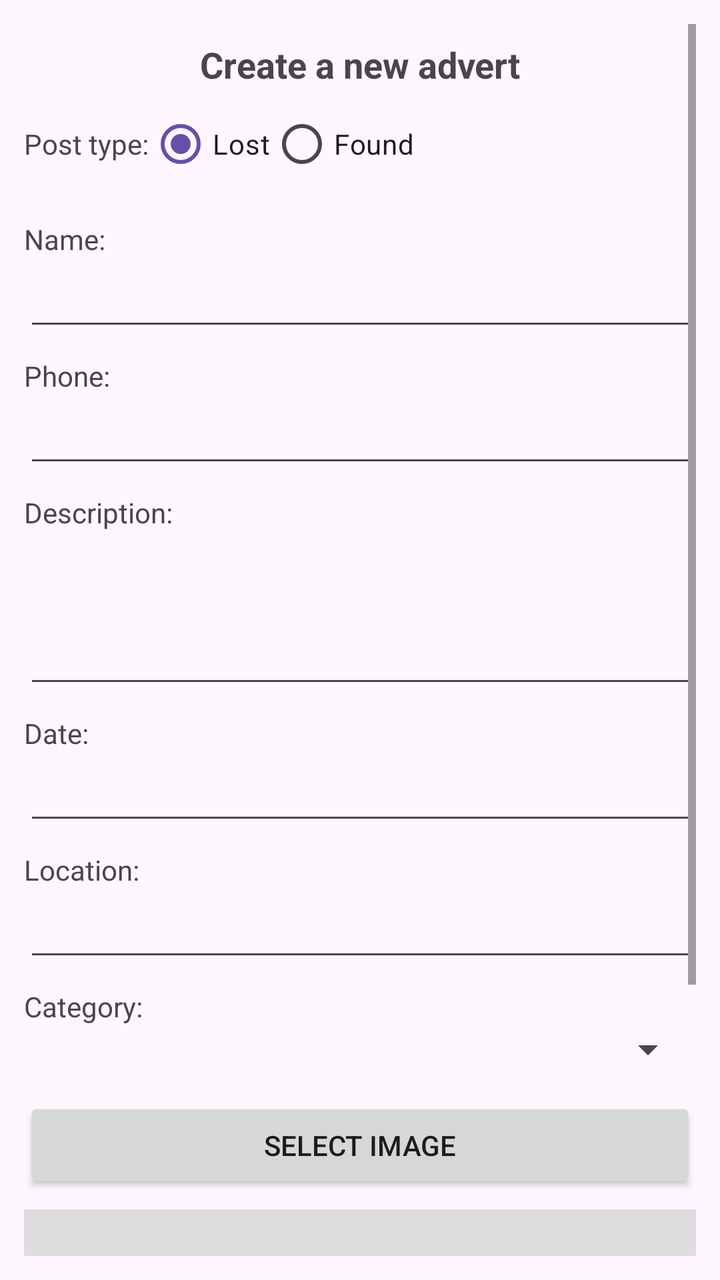
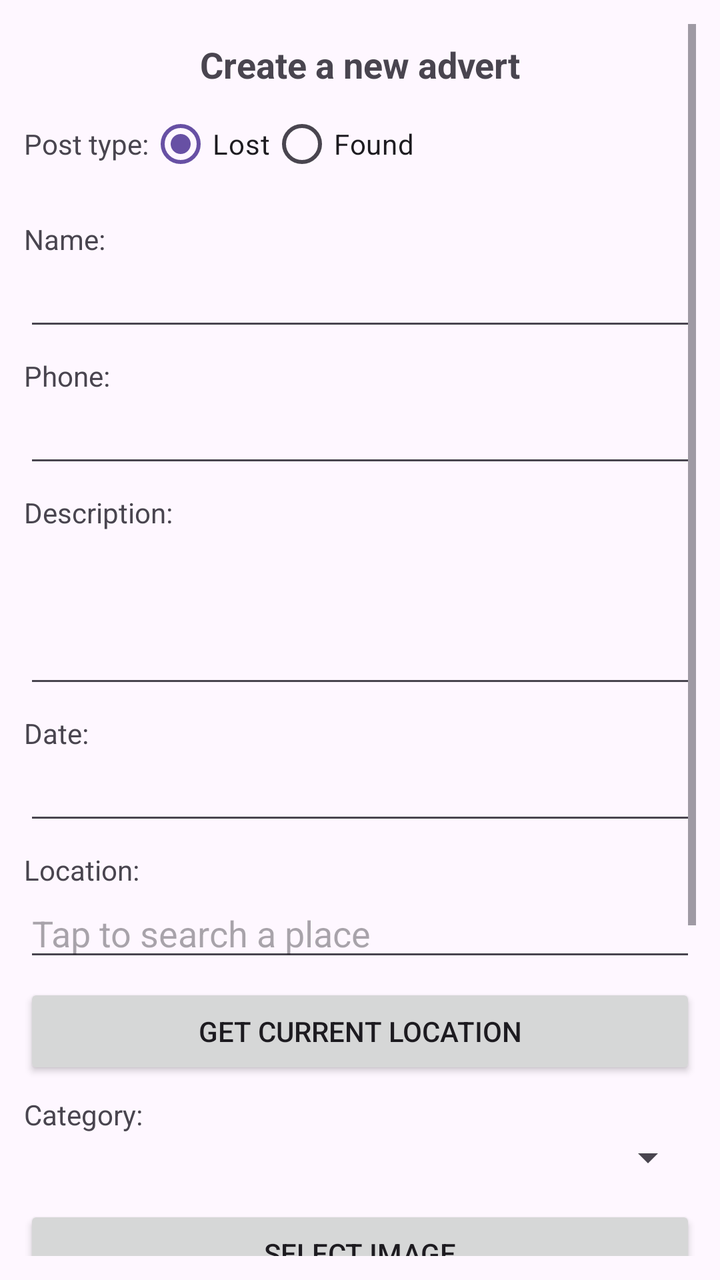

Before-and-after screenshots of an Android layout around one commit, followed by the original layout XML and the change that was made.
<!-- AndroidManifest.xml: application theme Theme.LostAndFoundApp -->
<!-- res/layout/activity_add_item.xml -->
<?xml version="1.0" encoding="utf-8"?>
<ScrollView xmlns:android="http://schemas.android.com/apk/res/android"
    xmlns:app="http://schemas.android.com/apk/res-auto"
    android:id="@+id/addItemMain"
    android:layout_width="match_parent"
    android:layout_height="match_parent"
    android:padding="12dp">

    <androidx.constraintlayout.widget.ConstraintLayout
        android:layout_width="match_parent"
        android:layout_height="wrap_content">

        <TextView
            android:id="@+id/textViewTitle"
            android:layout_width="0dp"
            android:layout_height="wrap_content"
            android:text="Create a new advert"
            android:textSize="18sp"
            android:textStyle="bold"
            android:gravity="center"
            android:layout_marginTop="8dp"
            app:layout_constraintTop_toTopOf="parent"
            app:layout_constraintStart_toStartOf="parent"
            app:layout_constraintEnd_toEndOf="parent" />

        <TextView
            android:id="@+id/textViewPostType"
            android:layout_width="wrap_content"
            android:layout_height="wrap_content"
            android:text="Post type:"
            android:layout_marginTop="18dp"
            app:layout_constraintTop_toBottomOf="@id/textViewTitle"
            app:layout_constraintStart_toStartOf="parent" />

        <RadioGroup
            android:id="@+id/radioGroupPostType"
            android:layout_width="wrap_content"
            android:layout_height="wrap_content"
            android:orientation="horizontal"
            app:layout_constraintTop_toTopOf="@id/textViewPostType"
            app:layout_constraintBottom_toBottomOf="@id/textViewPostType"
            app:layout_constraintStart_toEndOf="@id/textViewPostType">

            <RadioButton
                android:id="@+id/radioLost"
                android:layout_width="wrap_content"
                android:layout_height="wrap_content"
                android:text="Lost"
                android:checked="true" />

            <RadioButton
                android:id="@+id/radioFound"
                android:layout_width="wrap_content"
                android:layout_height="wrap_content"
                android:text="Found" />
        </RadioGroup>

        <TextView
            android:id="@+id/textViewName"
            android:layout_width="wrap_content"
            android:layout_height="wrap_content"
            android:text="Name:"
            android:layout_marginTop="14dp"
            app:layout_constraintTop_toBottomOf="@id/radioGroupPostType"
            app:layout_constraintStart_toStartOf="parent" />

        <EditText
            android:id="@+id/editTextName"
            android:layout_width="0dp"
            android:layout_height="wrap_content"
            android:inputType="text"
            app:layout_constraintTop_toBottomOf="@id/textViewName"
            app:layout_constraintStart_toStartOf="parent"
            app:layout_constraintEnd_toEndOf="parent" />

        <TextView
            android:id="@+id/textViewPhone"
            android:layout_width="wrap_content"
            android:layout_height="wrap_content"
            android:text="Phone:"
            android:layout_marginTop="8dp"
            app:layout_constraintTop_toBottomOf="@id/editTextName"
            app:layout_constraintStart_toStartOf="parent" />

        <EditText
            android:id="@+id/editTextPhone"
            android:layout_width="0dp"
            android:layout_height="wrap_content"
            android:inputType="phone"
            app:layout_constraintTop_toBottomOf="@id/textViewPhone"
            app:layout_constraintStart_toStartOf="parent"
            app:layout_constraintEnd_toEndOf="parent" />

        <TextView
            android:id="@+id/textViewDescription"
            android:layout_width="wrap_content"
            android:layout_height="wrap_content"
            android:text="Description:"
            android:layout_marginTop="8dp"
            app:layout_constraintTop_toBottomOf="@id/editTextPhone"
            app:layout_constraintStart_toStartOf="parent" />

        <EditText
            android:id="@+id/editTextDescription"
            android:layout_width="0dp"
            android:layout_height="wrap_content"
            android:minLines="3"
            android:gravity="top"
            android:inputType="textMultiLine"
            app:layout_constraintTop_toBottomOf="@id/textViewDescription"
            app:layout_constraintStart_toStartOf="parent"
            app:layout_constraintEnd_toEndOf="parent" />

        <TextView
            android:id="@+id/textViewDate"
            android:layout_width="wrap_content"
            android:layout_height="wrap_content"
            android:text="Date:"
            android:layout_marginTop="8dp"
            app:layout_constraintTop_toBottomOf="@id/editTextDescription"
            app:layout_constraintStart_toStartOf="parent" />

        <EditText
            android:id="@+id/editTextDate"
            android:layout_width="0dp"
            android:layout_height="wrap_content"
            android:inputType="date"
            app:layout_constraintTop_toBottomOf="@id/textViewDate"
            app:layout_constraintStart_toStartOf="parent"
            app:layout_constraintEnd_toEndOf="parent" />

        <TextView
            android:id="@+id/textViewLocation"
            android:layout_width="wrap_content"
            android:layout_height="wrap_content"
            android:text="Location:"
            android:layout_marginTop="8dp"
            app:layout_constraintTop_toBottomOf="@id/editTextDate"
            app:layout_constraintStart_toStartOf="parent" />

        <EditText
            android:id="@+id/editTextLocation"
            android:layout_width="0dp"
            android:layout_height="wrap_content"
            android:inputType="text"
            app:layout_constraintTop_toBottomOf="@id/textViewLocation"
            app:layout_constraintStart_toStartOf="parent"
            app:layout_constraintEnd_toEndOf="parent" />

        <TextView
            android:id="@+id/textViewCategory"
            android:layout_width="wrap_content"
            android:layout_height="wrap_content"
            android:text="Category:"
            android:layout_marginTop="8dp"
            app:layout_constraintTop_toBottomOf="@id/editTextLocation"
            app:layout_constraintStart_toStartOf="parent" />

        <Spinner
            android:id="@+id/spinnerCategory"
            android:layout_width="0dp"
            android:layout_height="wrap_content"
            app:layout_constraintTop_toBottomOf="@id/textViewCategory"
            app:layout_constraintStart_toStartOf="parent"
            app:layout_constraintEnd_toEndOf="parent" />

        <Button
            android:id="@+id/buttonSelectImage"
            android:layout_width="0dp"
            android:layout_height="wrap_content"
            android:text="Select Image"
            android:layout_marginTop="12dp"
            app:layout_constraintTop_toBottomOf="@id/spinnerCategory"
            app:layout_constraintStart_toStartOf="parent"
            app:layout_constraintEnd_toEndOf="parent" />

        <ImageView
            android:id="@+id/imagePreview"
            android:layout_width="0dp"
            android:layout_height="140dp"
            android:layout_marginTop="8dp"
            android:background="#DDDDDD"
            android:scaleType="centerCrop"
            app:layout_constraintTop_toBottomOf="@id/buttonSelectImage"
            app:layout_constraintStart_toStartOf="parent"
            app:layout_constraintEnd_toEndOf="parent" />

        <Button
            android:id="@+id/buttonSaveItem"
            android:layout_width="0dp"
            android:layout_height="wrap_content"
            android:text="SAVE"
            android:layout_marginTop="12dp"
            android:layout_marginBottom="16dp"
            app:layout_constraintTop_toBottomOf="@id/imagePreview"
            app:layout_constraintStart_toStartOf="parent"
            app:layout_constraintEnd_toEndOf="parent"
            app:layout_constraintBottom_toBottomOf="parent" />

    </androidx.constraintlayout.widget.ConstraintLayout>
</ScrollView>
<!-- resources referenced by this layout -->
<resources>
  <style name="Theme.LostAndFoundApp" parent="Base.Theme.LostAndFoundApp" />
  <style name="Base.Theme.LostAndFoundApp" parent="Theme.Material3.DayNight.NoActionBar">
          
          
      </style>
</resources>

<!-- the commit's change to res/layout/activity_add_item.xml (unified diff, before → after) -->
@@ -142,18 +142,31 @@
             android:id="@+id/editTextLocation"
             android:layout_width="0dp"
             android:layout_height="wrap_content"
-            android:inputType="text"
+            android:hint="Tap to search a place"
+            android:focusable="false"
+            android:clickable="true"
+            android:inputType="none"
             app:layout_constraintTop_toBottomOf="@id/textViewLocation"
             app:layout_constraintStart_toStartOf="parent"
             app:layout_constraintEnd_toEndOf="parent" />
 
+        <Button
+            android:id="@+id/buttonCurrentLocation"
+            android:layout_width="0dp"
+            android:layout_height="wrap_content"
+            android:text="GET CURRENT LOCATION"
+            android:layout_marginTop="6dp"
+            app:layout_constraintTop_toBottomOf="@id/editTextLocation"
+            app:layout_constraintStart_toStartOf="parent"
+            app:layout_constraintEnd_toEndOf="parent" />
+
         <TextView
             android:id="@+id/textViewCategory"
             android:layout_width="wrap_content"
             android:layout_height="wrap_content"
             android:text="Category:"
             android:layout_marginTop="8dp"
-            app:layout_constraintTop_toBottomOf="@id/editTextLocation"
+            app:layout_constraintTop_toBottomOf="@id/buttonCurrentLocation"
             app:layout_constraintStart_toStartOf="parent" />
 
         <Spinner
